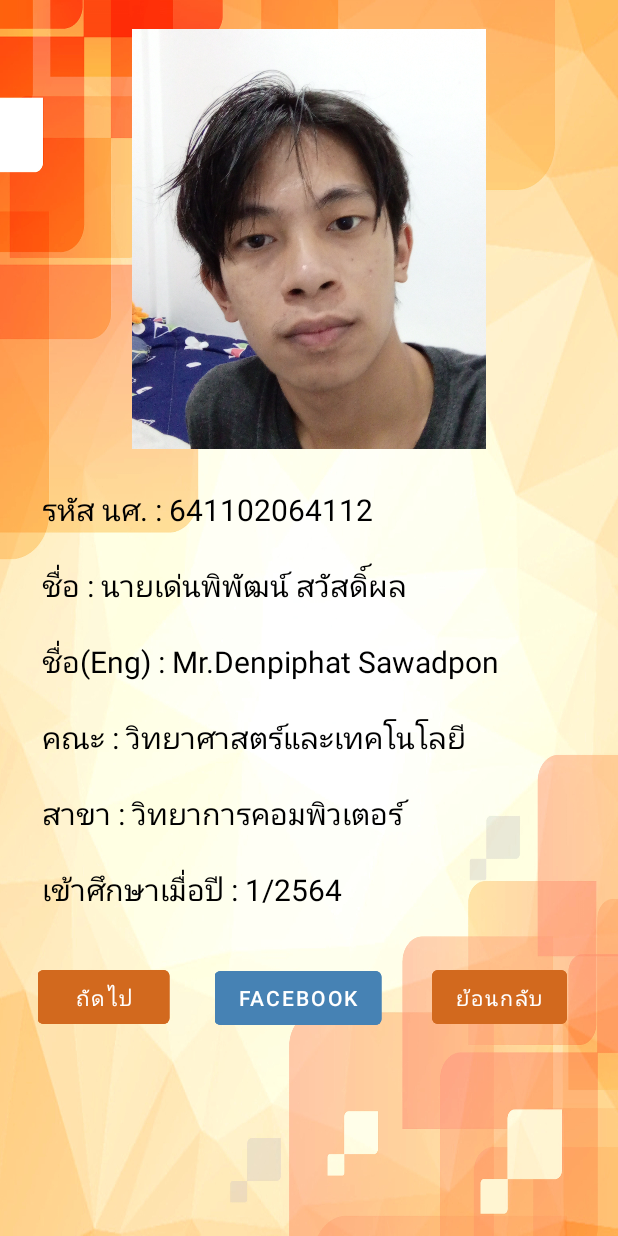
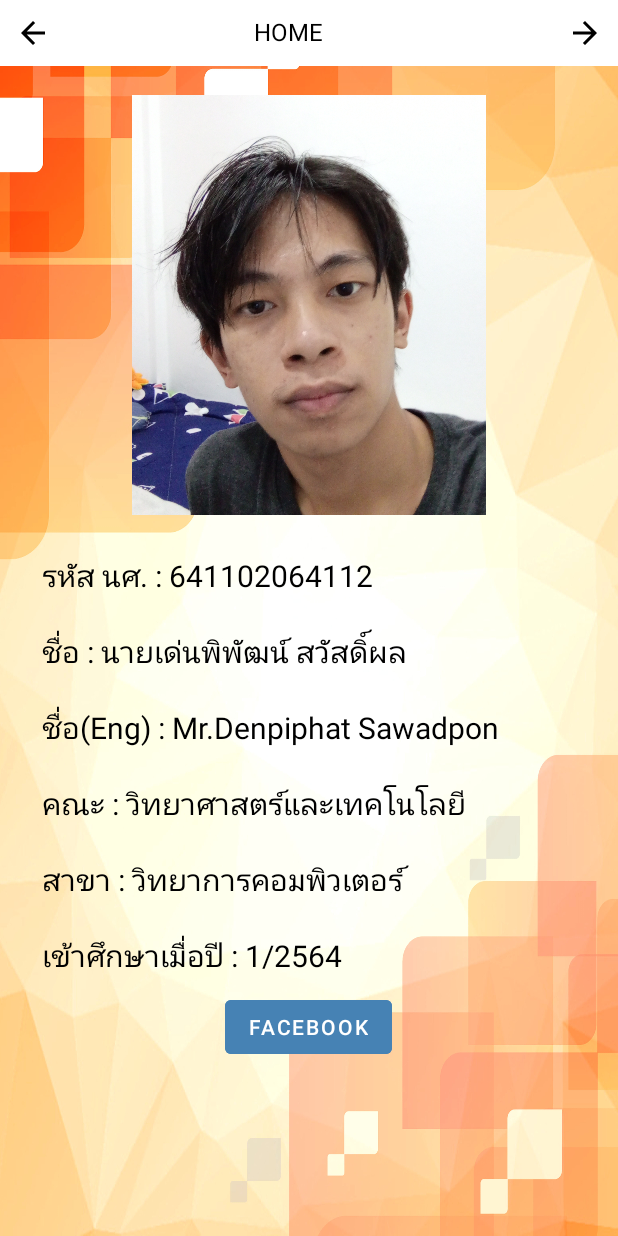
Before and after one commit to Sest0boy/project1, an Android app: the layout activity_informationboat.xml on its own in the app's theme, with its tools: preview values and no code run, on a phone screen of 412 x 824 dp. Run offline under Robolectric (Android 15) with nearby library versions, the phone set to English and light mode, and no system bars.

Commit message:
Project_one

```diff
--- a/app/src/main/java/com/example/projectt/Inforationoat.java
+++ b/app/src/main/java/com/example/projectt/Inforationoat.java
@@ -8,6 +8,7 @@ import android.net.Uri;
 import android.os.Bundle;
 import android.view.View;
 import android.widget.Button;
+import android.widget.ImageView;
 
 public class Inforationoat extends AppCompatActivity {
 
@@ -26,7 +27,7 @@ public class Inforationoat extends AppCompatActivity {
     }
 
     public void backPage3(View view){
-        Button button = (Button)findViewById(R.id.btnback2);
+        ImageView imageView = (ImageView)findViewById(R.id.left_icon3);
         Intent intent = new Intent(this, Informationjame.class);
         startActivity(intent);
     }
--- a/app/src/main/java/com/example/projectt/Informationboat.java
+++ b/app/src/main/java/com/example/projectt/Informationboat.java
@@ -8,6 +8,7 @@ import android.net.Uri;
 import android.os.Bundle;
 import android.view.View;
 import android.widget.Button;
+import android.widget.ImageView;
 
 public class Informationboat extends AppCompatActivity {
 
@@ -26,12 +27,12 @@ public class Informationboat extends AppCompatActivity {
     }
 
     public void NextPage1(View view){
-        Button button = (Button)findViewById(R.id.btnFb2);
+        ImageView imageView = (ImageView)findViewById(R.id.left_icon1);
         Intent intent = new Intent(this, Informationjame.class);
         startActivity(intent);
     }
     public void backPage3(View view){
-        Button button = (Button)findViewById(R.id.btnback0);
+        ImageView imageView = (ImageView)findViewById(R.id.right_icon1);
         Intent intent = new Intent(this, Informationpeat.class);
         startActivity(intent);
     }
--- a/app/src/main/java/com/example/projectt/Informationjame.java
+++ b/app/src/main/java/com/example/projectt/Informationjame.java
@@ -8,6 +8,7 @@ import android.net.Uri;
 import android.os.Bundle;
 import android.view.View;
 import android.widget.Button;
+import android.widget.ImageView;
 
 public class Informationjame extends AppCompatActivity {
 
@@ -26,13 +27,13 @@ public class Informationjame extends AppCompatActivity {
     }
 
     public void NextPage1(View view){
-        Button button = (Button)findViewById(R.id.btnstu3);
+        ImageView imageView = (ImageView)findViewById(R.id.left_icon2);
         Intent intent = new Intent(this, Inforationoat.class);
         startActivity(intent);
     }
 
     public void backPage3(View view){
-        Button button = (Button)findViewById(R.id.btnback1);
+        ImageView imageView = (ImageView)findViewById(R.id.right_icon2);
         Intent intent = new Intent(this, Informationboat.class);
         startActivity(intent);
     }
--- a/app/src/main/java/com/example/projectt/Informationpeat.java
+++ b/app/src/main/java/com/example/projectt/Informationpeat.java
@@ -8,6 +8,7 @@ import android.net.Uri;
 import android.os.Bundle;
 import android.view.View;
 import android.widget.Button;
+import android.widget.ImageView;
 
 public class Informationpeat extends AppCompatActivity {
 
@@ -27,12 +28,13 @@ public class Informationpeat extends AppCompatActivity {
 
 
     public void NextPage1(View view){
-        Button button = (Button)findViewById(R.id.btnFb2);
+        ImageView imageView = (ImageView)findViewById(R.id.right_icon);
         Intent intent = new Intent(this, Informationboat.class);
         startActivity(intent);
     }
+
     public void backPage3(View view){
-        Button button = (Button)findViewById(R.id.btnback01);
+        ImageView imageView = (ImageView)findViewById(R.id.left_icon);
         Intent intent = new Intent(this, Informationpu.class);
         startActivity(intent);
     }
--- a/app/src/main/java/com/example/projectt/MainActivity.java
+++ b/app/src/main/java/com/example/projectt/MainActivity.java
@@ -26,7 +26,7 @@ public class MainActivity extends AppCompatActivity {
         button.setOnClickListener(new View.OnClickListener() {
             @Override
             public void onClick(View v) {
-                if(username.getText().toString().equals("641102064110") && password.getText().toString().equals("180946")){
+                if(username.getText().toString().equals("admin") && password.getText().toString().equals("180946")){
                     //correct
                     Toast.makeText(MainActivity.this,"LOGIN SUCCESSFUL",Toast.LENGTH_SHORT).show();
                     Intent intent = new Intent(getApplicationContext(), MainInformation.class);
--- /dev/null
+++ b/app/src/main/res/drawable/ic_baseline_arrow_back_24.xml
@@ -0,0 +1,5 @@
+<vector android:autoMirrored="true" android:height="24dp"
+    android:tint="#000000" android:viewportHeight="24"
+    android:viewportWidth="24" android:width="24dp" xmlns:android="http://schemas.android.com/apk/res/android">
+    <path android:fillColor="@android:color/white" android:pathData="M20,11H7.83l5.59,-5.59L12,4l-8,8 8,8 1.41,-1.41L7.83,13H20v-2z"/>
+</vector>
--- /dev/null
+++ b/app/src/main/res/drawable/ic_baseline_arrow_forward_24.xml
@@ -0,0 +1,5 @@
+<vector android:autoMirrored="true" android:height="24dp"
+    android:tint="#000000" android:viewportHeight="24"
+    android:viewportWidth="24" android:width="24dp" xmlns:android="http://schemas.android.com/apk/res/android">
+    <path android:fillColor="@android:color/white" android:pathData="M12,4l-1.41,1.41L16.17,11H4v2h12.17l-5.58,5.59L12,20l8,-8z"/>
+</vector>
--- a/app/src/main/res/layout/activity_informationboat.xml
+++ b/app/src/main/res/layout/activity_informationboat.xml
@@ -7,6 +7,37 @@
     android:orientation="vertical"
     android:background="@drawable/bak1"
     tools:context=".Informationboat">
+
+    <RelativeLayout
+        android:layout_width="wrap_content"
+        android:layout_height="wrap_content"
+        android:background="@color/white"
+        android:padding="10dp">
+        <ImageView
+            android:onClick="btnback02"
+            android:layout_width="wrap_content"
+            android:layout_height="wrap_content"
+            android:id="@+id/left_icon1"
+            android:src="@drawable/ic_baseline_arrow_back_24"
+            />
+        <TextView
+            android:layout_width="wrap_content"
+            android:layout_height="wrap_content"
+            android:textColor="@color/black"
+            android:text="HOME"
+            android:layout_marginStart="135dp"
+            android:textSize="16dp"
+            android:onClick="N"
+            android:layout_toEndOf="@+id/left_icon1"/>
+        <ImageView
+            android:onClick="NextPage1"
+            android:layout_width="wrap_content"
+            android:layout_height="wrap_content"
+            android:layout_alignParentEnd="true"
+            android:id="@+id/right_icon1"
+            android:src="@drawable/ic_baseline_arrow_forward_24"/>
+
+    </RelativeLayout>
 
     <TextView
         android:layout_width="wrap_content"
@@ -32,7 +63,7 @@
         \n      สาขา : วิทยาการคอมพิวเตอร์
         \n
         \n      เข้าศึกษาเมื่อปี : 1/2564
-        \n  "
+"
 
         android:textSize="20dp"
         android:textColor="@color/black"
@@ -41,37 +72,17 @@
     <LinearLayout
         android:layout_width="match_parent"
         android:layout_height="62dp"
-        android:orientation="horizontal"
+        android:orientation="vertical"
         tools:ignore="UselessParent">
-
-        <Button
-            android:id="@+id/btnstu2"
-            android:layout_width="wrap_content"
-            android:layout_height="wrap_content"
-            android:onClick="NextPage1"
-            android:text="ถัดไป"
-            android:backgroundTint="#D2691E"
-            android:translationX="25dp"
-            android:translationY="10dp"/>
-
-        <Button
-            android:id="@+id/btnback0"
-            android:layout_width="wrap_content"
-            android:layout_height="wrap_content"
-            android:onClick="backPage3"
-            android:text="ย้อนกลับ"
-            android:backgroundTint="#D2691E"
-            android:translationX="200dp"
-            android:translationY="10dp" />
 
         <Button
             android:id="@+id/btnFb3"
             android:layout_width="wrap_content"
             android:layout_height="wrap_content"
             android:text="Facebook"
+            android:translationY="10dp"
             android:backgroundTint="#4682B4"
-            android:translationX="-35dp"
-            android:translationY="10dp"
+            android:layout_gravity="center"
             />
     </LinearLayout>
 </LinearLayout>
--- a/app/src/main/res/values/themes.xml
+++ b/app/src/main/res/values/themes.xml
@@ -1,6 +1,6 @@
 <resources xmlns:tools="http://schemas.android.com/tools">
     <!-- Base application theme. -->
-    <style name="Theme.Projectt" parent="Theme.MaterialComponents.DayNight.DarkActionBar">
+    <style name="Theme.Projectt" parent="Theme.MaterialComponents.DayNight.NoActionBar">
         <!-- Primary brand color. -->
         <item name="colorPrimary">@color/purple_500</item>
         <item name="colorPrimaryVariant">@color/purple_700</item>
```
Also changed, not shown: app/src/main/java/com/example/projectt/Informationpu.java (+12 -2 lines), app/src/main/res/layout/activity_inforationoat.xml (+32 -13 lines), app/src/main/res/layout/activity_informationjame.xml (+34 -23 lines), app/src/main/res/layout/activity_informationpeat.xml (+39 -33 lines), app/src/main/res/layout/activity_informationpu.xml (+38 -30 lines), app/src/main/res/layout/activity_main.xml (+11 -6 lines), app/src/main/res/layout/activity_main_information.xml (+12 -9 lines), app/src/main/res/drawable-v24/back1.png (added), app/src/main/res/drawable-v24/back2.png (added), app/src/main/res/drawable-v24/sest04.png (added).
